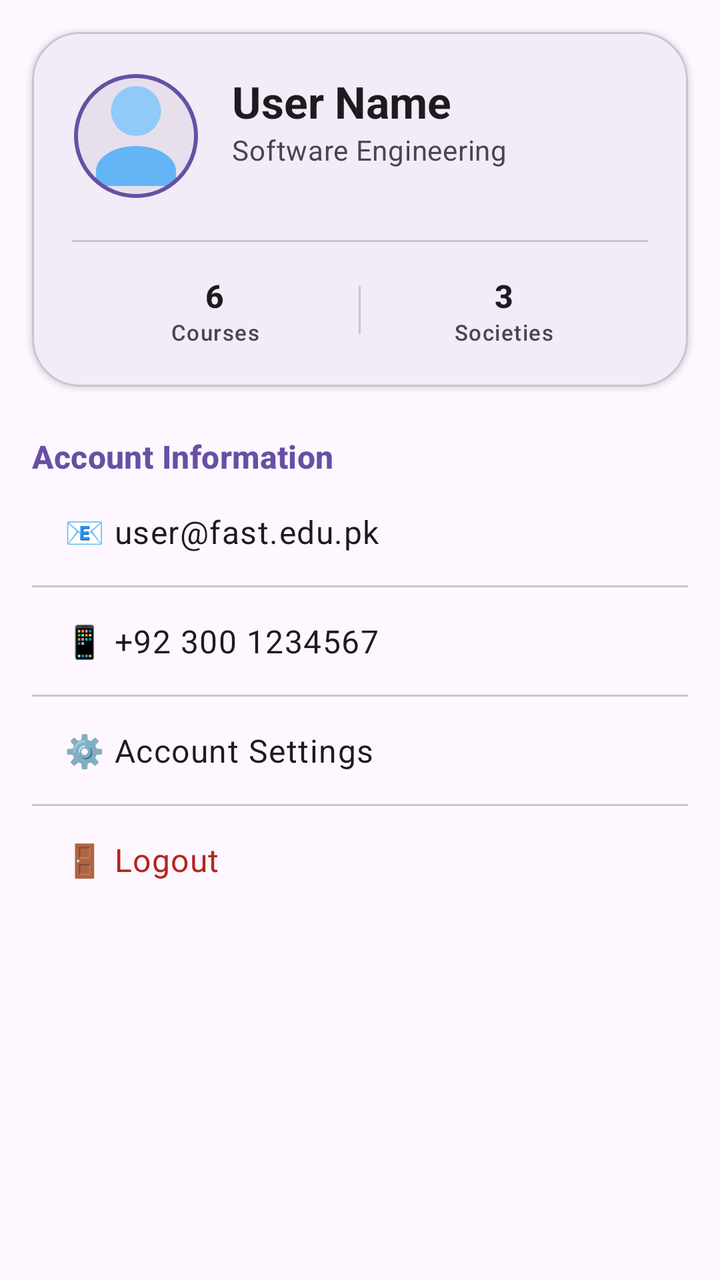
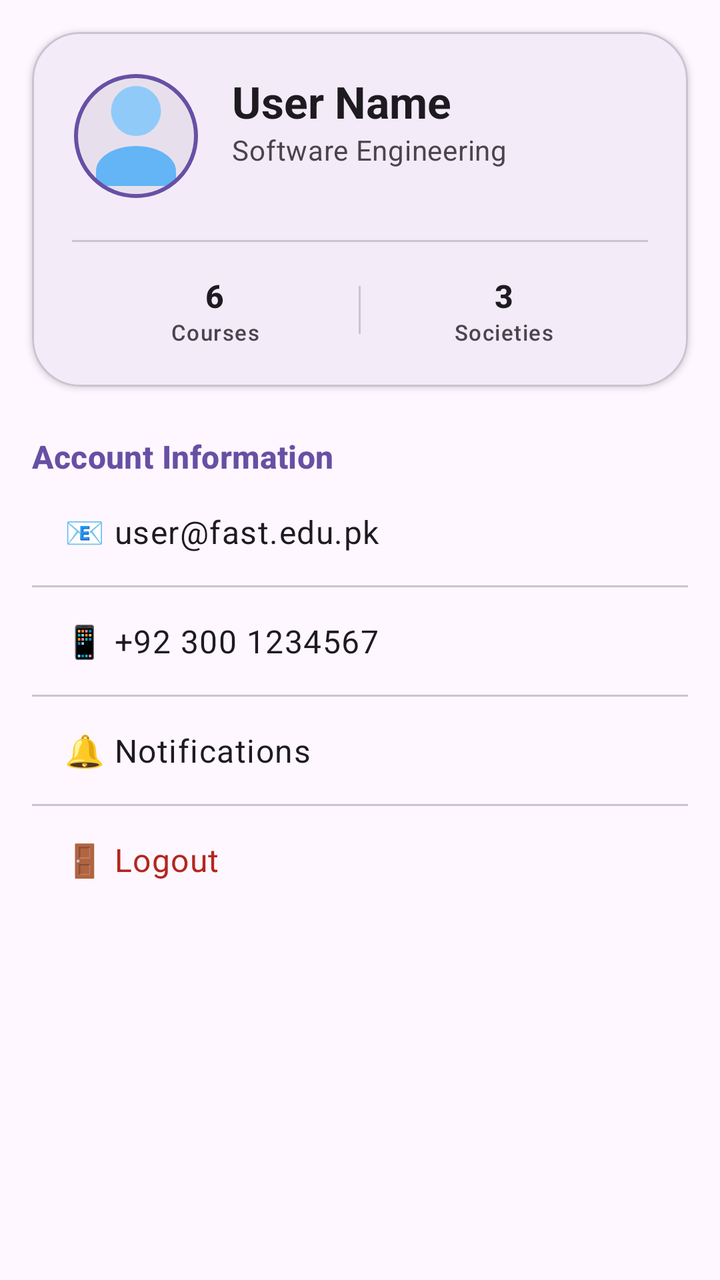

Two renders of the same Android screen: before a commit and after it. Below are the layout's source before the change and the commit's diff.
<!-- AndroidManifest.xml: application theme Theme.FastConnect -->
<!-- res/layout/fragment_profile.xml -->
<?xml version="1.0" encoding="utf-8"?>
<androidx.core.widget.NestedScrollView
    xmlns:android="http://schemas.android.com/apk/res/android"
    xmlns:app="http://schemas.android.com/apk/res-auto"
    android:layout_width="match_parent"
    android:layout_height="match_parent"
    android:background="?attr/colorSurface">

    <LinearLayout
        android:layout_width="match_parent"
        android:layout_height="wrap_content"
        android:orientation="vertical">

        
        <com.google.android.material.card.MaterialCardView
            android:layout_width="match_parent"
            android:layout_height="wrap_content"
            android:layout_margin="16dp"
            app:cardCornerRadius="24dp"
            app:cardElevation="2dp"
            app:strokeWidth="1dp"
            app:strokeColor="?attr/colorOutlineVariant">

            <androidx.constraintlayout.widget.ConstraintLayout
                android:layout_width="match_parent"
                android:layout_height="wrap_content"
                android:padding="20dp">

                <com.google.android.material.imageview.ShapeableImageView
                    android:id="@+id/avatarProfile"
                    android:layout_width="64dp"
                    android:layout_height="64dp"
                    android:padding="2dp"
                    app:strokeWidth="2dp"
                    app:strokeColor="?attr/colorPrimary"
                    app:shapeAppearanceOverlay="@style/ShapeAppearance.Material3.Corner.Full"
                    android:background="?attr/colorSurfaceVariant"
                    android:src="@drawable/ic_avatar"
                    app:layout_constraintStart_toStartOf="parent"
                    app:layout_constraintTop_toTopOf="parent" />

                <TextView
                    android:id="@+id/tvProfileName"
                    android:layout_width="0dp"
                    android:layout_height="wrap_content"
                    android:layout_marginStart="16dp"
                    android:text="User Name"
                    android:textAppearance="?attr/textAppearanceTitleLarge"
                    android:textStyle="bold"
                    app:layout_constraintEnd_toEndOf="parent"
                    app:layout_constraintStart_toEndOf="@id/avatarProfile"
                    app:layout_constraintTop_toTopOf="@id/avatarProfile" />

                <TextView
                    android:id="@+id/tvProfileDepartment"
                    android:layout_width="0dp"
                    android:layout_height="wrap_content"
                    android:text="Software Engineering"
                    android:textAppearance="?attr/textAppearanceBodyMedium"
                    android:textColor="?attr/colorOnSurfaceVariant"
                    app:layout_constraintEnd_toEndOf="@id/tvProfileName"
                    app:layout_constraintStart_toStartOf="@id/tvProfileName"
                    app:layout_constraintTop_toBottomOf="@id/tvProfileName" />

                <com.google.android.material.divider.MaterialDivider
                    android:id="@+id/dividerProfile"
                    android:layout_width="match_parent"
                    android:layout_height="wrap_content"
                    android:layout_marginTop="20dp"
                    app:layout_constraintTop_toBottomOf="@id/avatarProfile" />

                <LinearLayout
                    android:layout_width="match_parent"
                    android:layout_height="wrap_content"
                    android:layout_marginTop="16dp"
                    android:orientation="horizontal"
                    android:weightSum="2"
                    app:layout_constraintTop_toBottomOf="@id/dividerProfile">

                    <LinearLayout
                        android:layout_width="0dp"
                        android:layout_height="wrap_content"
                        android:layout_weight="1"
                        android:gravity="center"
                        android:orientation="vertical">

                        <TextView
                            android:layout_width="wrap_content"
                            android:layout_height="wrap_content"
                            android:text="6"
                            android:textAppearance="?attr/textAppearanceTitleMedium"
                            android:textStyle="bold" />

                        <TextView
                            android:layout_width="wrap_content"
                            android:layout_height="wrap_content"
                            android:text="Courses"
                            android:textAppearance="?attr/textAppearanceLabelSmall"
                            android:textColor="?attr/colorOnSurfaceVariant" />
                    </LinearLayout>

                    <View
                        android:layout_width="1dp"
                        android:layout_height="24dp"
                        android:layout_gravity="center"
                        android:background="?attr/colorOutlineVariant" />

                    <LinearLayout
                        android:layout_width="0dp"
                        android:layout_height="wrap_content"
                        android:layout_weight="1"
                        android:gravity="center"
                        android:orientation="vertical">

                        <TextView
                            android:layout_width="wrap_content"
                            android:layout_height="wrap_content"
                            android:text="3"
                            android:textAppearance="?attr/textAppearanceTitleMedium"
                            android:textStyle="bold" />

                        <TextView
                            android:layout_width="wrap_content"
                            android:layout_height="wrap_content"
                            android:text="Societies"
                            android:textAppearance="?attr/textAppearanceLabelSmall"
                            android:textColor="?attr/colorOnSurfaceVariant" />
                    </LinearLayout>

                </LinearLayout>

            </androidx.constraintlayout.widget.ConstraintLayout>
        </com.google.android.material.card.MaterialCardView>

        
        <LinearLayout
            android:layout_width="match_parent"
            android:layout_height="wrap_content"
            android:layout_marginHorizontal="16dp"
            android:orientation="vertical"
            android:paddingBottom="20dp">

            <TextView
                android:layout_width="wrap_content"
                android:layout_height="wrap_content"
                android:layout_marginTop="8dp"
                android:text="Account Information"
                android:textAppearance="?attr/textAppearanceTitleMedium"
                android:textColor="?attr/colorPrimary"
                android:textStyle="bold" />

            <TextView
                android:id="@+id/tvProfileEmail"
                android:layout_width="match_parent"
                android:layout_height="wrap_content"
                android:padding="16dp"
                android:text="📧 user@fast.edu.pk"
                android:textAppearance="?attr/textAppearanceBodyLarge" />

            <com.google.android.material.divider.MaterialDivider
                android:layout_width="match_parent"
                android:layout_height="wrap_content" />

            <TextView
                android:layout_width="match_parent"
                android:layout_height="wrap_content"
                android:padding="16dp"
                android:text="📱 +92 300 1234567"
                android:textAppearance="?attr/textAppearanceBodyLarge" />

            <com.google.android.material.divider.MaterialDivider
                android:layout_width="match_parent"
                android:layout_height="wrap_content" />

            <TextView
                android:layout_width="match_parent"
                android:layout_height="wrap_content"
                android:padding="16dp"
                android:text="⚙️ Account Settings"
                android:textAppearance="?attr/textAppearanceBodyLarge" />

            <com.google.android.material.divider.MaterialDivider
                android:layout_width="match_parent"
                android:layout_height="wrap_content" />

            <TextView
                android:id="@+id/tvLogout"
                android:layout_width="match_parent"
                android:layout_height="wrap_content"
                android:padding="16dp"
                android:text="🚪 Logout"
                android:textColor="?attr/colorError"
                android:textAppearance="?attr/textAppearanceBodyLarge" />

        </LinearLayout>

    </LinearLayout>

</androidx.core.widget.NestedScrollView>
<!-- resources referenced by this layout -->
<resources>
  <!-- drawable ic_avatar (drawable) -->
  <?xml version="1.0" encoding="utf-8"?>
  <vector xmlns:android="http://schemas.android.com/apk/res/android"
      android:width="72dp"
      android:height="72dp"
      android:viewportWidth="24"
      android:viewportHeight="24">
  
      <path
          android:fillColor="#90CAF9"
          android:pathData="M12,12a5,5 0 1,0 -0.001,-10.001A5,5 0 0,0 12,12z"/>
  
      <path
          android:fillColor="#64B5F6"
          android:pathData="M12,14c-4.42,0 -8,2.24 -8,5v3h16v-3c0,-2.76 -3.58,-5 -8,-5z"/>
  
  </vector>
  <style name="Theme.FastConnect" parent="Base.Theme.FastConnect" />
  <style name="Base.Theme.FastConnect" parent="Theme.Material3.DayNight.NoActionBar">
          
          
      </style>
</resources>

<!-- the commit's change to res/layout/fragment_profile.xml (unified diff, before → after) -->
@@ -173,10 +173,11 @@
                 android:layout_height="wrap_content" />
 
             <TextView
-                android:layout_width="match_parent"
-                android:layout_height="wrap_content"
-                android:padding="16dp"
-                android:text="⚙️ Account Settings"
+                android:id="@+id/tvNotifications"
+                android:layout_width="match_parent"
+                android:layout_height="wrap_content"
+                android:padding="16dp"
+                android:text="🔔 Notifications"
                 android:textAppearance="?attr/textAppearanceBodyLarge" />
 
             <com.google.android.material.divider.MaterialDivider
